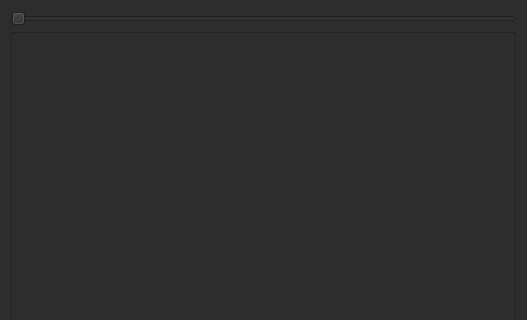
Before: the Qt Designer form forms/desu_readerUI.ui in brandonzorn/Nlight, drawn with Qt 5; both pictures show x 0 to 527 and y 0 to 320 of the 527 by 604 pixel window.
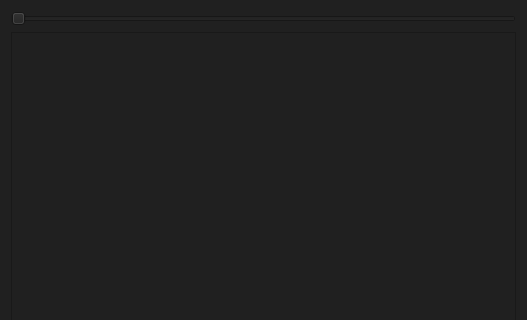
After: the same form once the commit is applied. Icons and pictures are not drawn.

Patch:
```diff
--- a/forms/desu_readerUI.ui
+++ b/forms/desu_readerUI.ui
@@ -25,9 +25,9 @@
      <colorrole role="Button">
       <brush brushstyle="SolidPattern">
        <color alpha="255">
-        <red>45</red>
-        <green>45</green>
-        <blue>45</blue>
+        <red>32</red>
+        <green>32</green>
+        <blue>32</blue>
        </color>
       </brush>
      </colorrole>
@@ -52,18 +52,18 @@
      <colorrole role="Base">
       <brush brushstyle="SolidPattern">
        <color alpha="255">
-        <red>45</red>
-        <green>45</green>
-        <blue>45</blue>
+        <red>32</red>
+        <green>32</green>
+        <blue>32</blue>
        </color>
       </brush>
      </colorrole>
      <colorrole role="Window">
       <brush brushstyle="SolidPattern">
        <color alpha="255">
-        <red>45</red>
-        <green>45</green>
-        <blue>45</blue>
+        <red>32</red>
+        <green>32</green>
+        <blue>32</blue>
        </color>
       </brush>
      </colorrole>
@@ -90,9 +90,9 @@
      <colorrole role="Button">
       <brush brushstyle="SolidPattern">
        <color alpha="255">
-        <red>45</red>
-        <green>45</green>
-        <blue>45</blue>
+        <red>32</red>
+        <green>32</green>
+        <blue>32</blue>
        </color>
       </brush>
      </colorrole>
@@ -117,18 +117,18 @@
      <colorrole role="Base">
       <brush brushstyle="SolidPattern">
        <color alpha="255">
-        <red>45</red>
-        <green>45</green>
-        <blue>45</blue>
+        <red>32</red>
+        <green>32</green>
+        <blue>32</blue>
        </color>
       </brush>
      </colorrole>
      <colorrole role="Window">
       <brush brushstyle="SolidPattern">
        <color alpha="255">
-        <red>45</red>
-        <green>45</green>
-        <blue>45</blue>
+        <red>32</red>
+        <green>32</green>
+        <blue>32</blue>
        </color>
       </brush>
      </colorrole>
@@ -155,9 +155,9 @@
      <colorrole role="Button">
       <brush brushstyle="SolidPattern">
        <color alpha="255">
-        <red>45</red>
-        <green>45</green>
-        <blue>45</blue>
+        <red>32</red>
+        <green>32</green>
+        <blue>32</blue>
        </color>
       </brush>
      </colorrole>
@@ -182,18 +182,18 @@
      <colorrole role="Base">
       <brush brushstyle="SolidPattern">
        <color alpha="255">
-        <red>45</red>
-        <green>45</green>
-        <blue>45</blue>
+        <red>32</red>
+        <green>32</green>
+        <blue>32</blue>
        </color>
       </brush>
      </colorrole>
      <colorrole role="Window">
       <brush brushstyle="SolidPattern">
        <color alpha="255">
-        <red>45</red>
-        <green>45</green>
-        <blue>45</blue>
+        <red>32</red>
+        <green>32</green>
+        <blue>32</blue>
        </color>
       </brush>
      </colorrole>
@@ -214,7 +214,7 @@
   </property>
   <property name="styleSheet">
    <string notr="true">color: rgb(255, 255, 255);
-background-color: rgb(45, 45, 45);</string>
+background-color: rgb(32, 32, 32);</string>
   </property>
   <layout class="QVBoxLayout" name="verticalLayout">
    <item>
```
